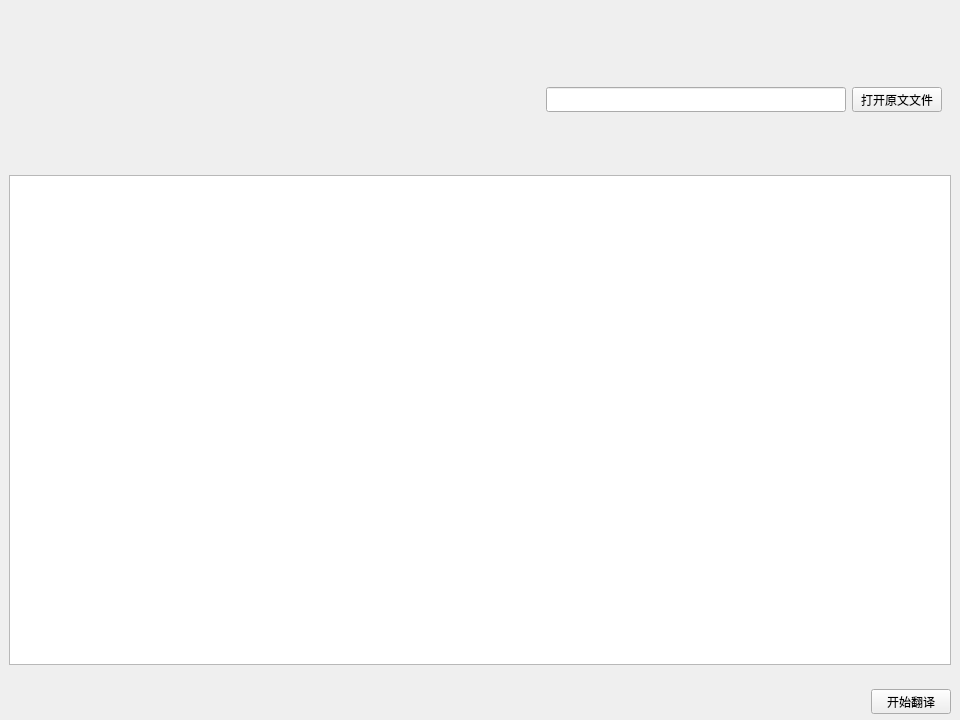
Above: ui/ui_machine_trans.ui from umichan0621/HighQuality-GalgameTranslator before the change. Below: the same form after it.
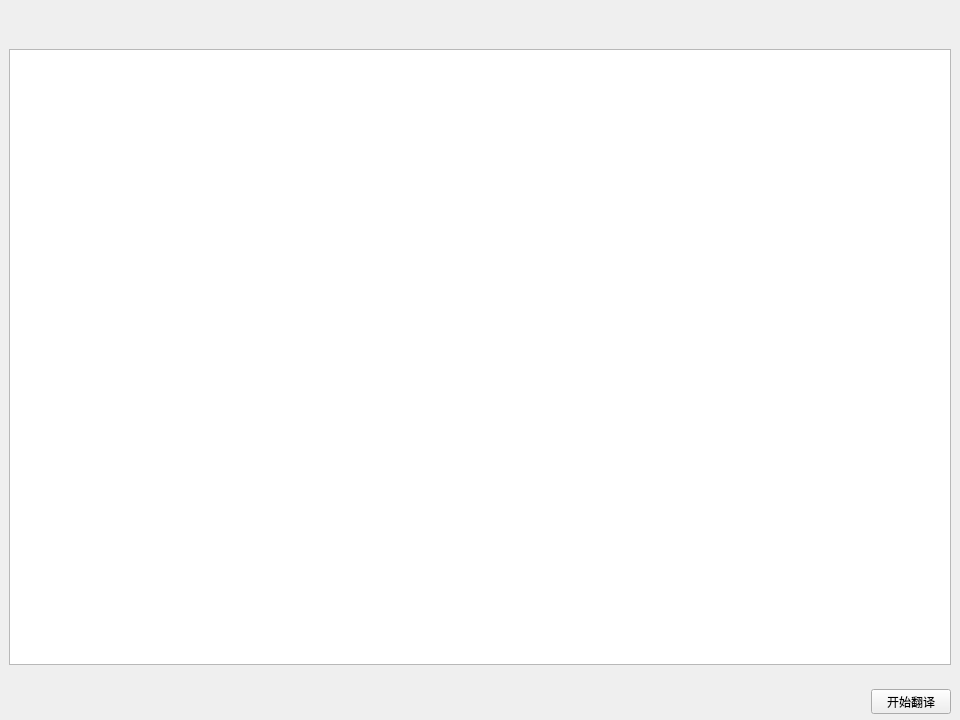
That is the form after the change.

Commit message: 调整UI，添加打开Google在线文档按键

```diff
--- a/ui/ui_machine_trans.ui
+++ b/ui/ui_machine_trans.ui
@@ -35,90 +35,6 @@
     </sizepolicy>
    </property>
    <layout class="QVBoxLayout" name="verticalLayout">
-    <item>
-     <widget class="QWidget" name="openFileWidget" native="true">
-      <property name="maximumSize">
-       <size>
-        <width>16777215</width>
-        <height>120</height>
-       </size>
-      </property>
-      <layout class="QVBoxLayout" name="verticalLayout_2">
-       <item>
-        <widget class="QWidget" name="openSrcFileWidget" native="true">
-         <property name="minimumSize">
-          <size>
-           <width>0</width>
-           <height>50</height>
-          </size>
-         </property>
-         <property name="maximumSize">
-          <size>
-           <width>16777215</width>
-           <height>50</height>
-          </size>
-         </property>
-         <layout class="QHBoxLayout" name="horizontalLayout_5">
-          <item>
-           <spacer name="horizontalSpacer_2">
-            <property name="orientation">
-             <enum>Qt::Horizontal</enum>
-            </property>
-            <property name="sizeHint" stdset="0">
-             <size>
-              <width>40</width>
-              <height>20</height>
-             </size>
-            </property>
-           </spacer>
-          </item>
-          <item>
-           <widget class="QLineEdit" name="srcFilePathEdit">
-            <property name="minimumSize">
-             <size>
-              <width>300</width>
-              <height>25</height>
-             </size>
-            </property>
-            <property name="maximumSize">
-             <size>
-              <width>300</width>
-              <height>25</height>
-             </size>
-            </property>
-           </widget>
-          </item>
-          <item>
-           <widget class="QPushButton" name="openSrcFileButton">
-            <property name="sizePolicy">
-             <sizepolicy hsizetype="Expanding" vsizetype="Fixed">
-              <horstretch>0</horstretch>
-              <verstretch>0</verstretch>
-             </sizepolicy>
-            </property>
-            <property name="minimumSize">
-             <size>
-              <width>90</width>
-              <height>25</height>
-             </size>
-            </property>
-            <property name="maximumSize">
-             <size>
-              <width>90</width>
-              <height>25</height>
-             </size>
-            </property>
-            <property name="text">
-             <string>打开原文文件</string>
-            </property>
-           </widget>
-          </item>
-         </layout>
-        </widget>
-       </item>
-      </layout>
-     </widget>
-    </item>
     <item>
      <widget class="QWidget" name="widget" native="true">
       <layout class="QHBoxLayout" name="horizontalLayout">
```
The commit also changes 8 other files.
